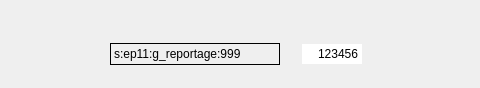
JepEtau/mco, file tools/views/ui/ui_widget_controls.ui: the form before one commit; both pictures show x 0 to 480 and y 0 to 88 of the 762 by 88 pixel window.
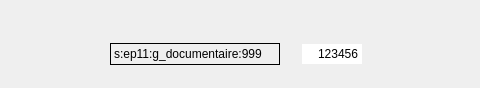
The form after the commit. Icons and pictures are not drawn. Custom widgets are drawn as their Qt base class.

Diff of the .ui file:
```diff
--- a/tools/views/ui/ui_widget_controls.ui
+++ b/tools/views/ui/ui_widget_controls.ui
@@ -119,7 +119,7 @@
         <number>1</number>
        </property>
        <property name="text">
-        <string>s:ep11:g_reportage:999</string>
+        <string>s:ep11:g_documentaire:999</string>
        </property>
       </widget>
      </item>
```
